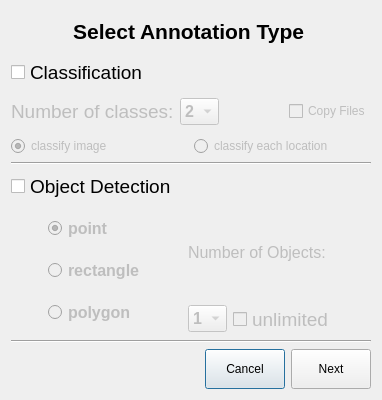
The window that step_2.ui (KarolBo/labeling_tool) describes before a commit, drawn with Qt 5.
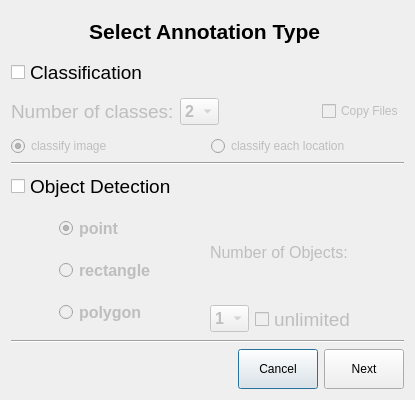
The same window after the commit.

```diff
--- a/step_2.ui
+++ b/step_2.ui
@@ -6,7 +6,7 @@
    <rect>
     <x>0</x>
     <y>0</y>
-    <width>382</width>
+    <width>415</width>
     <height>400</height>
    </rect>
   </property>
```
Left out of the diff: 3 changed lines with no effect on the pictures.
